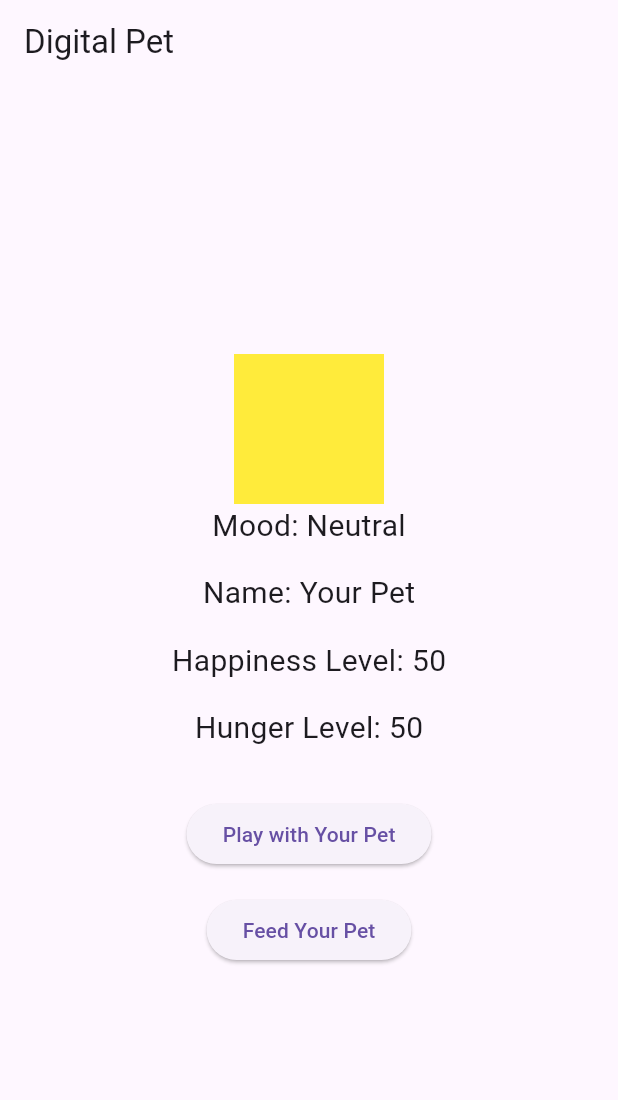
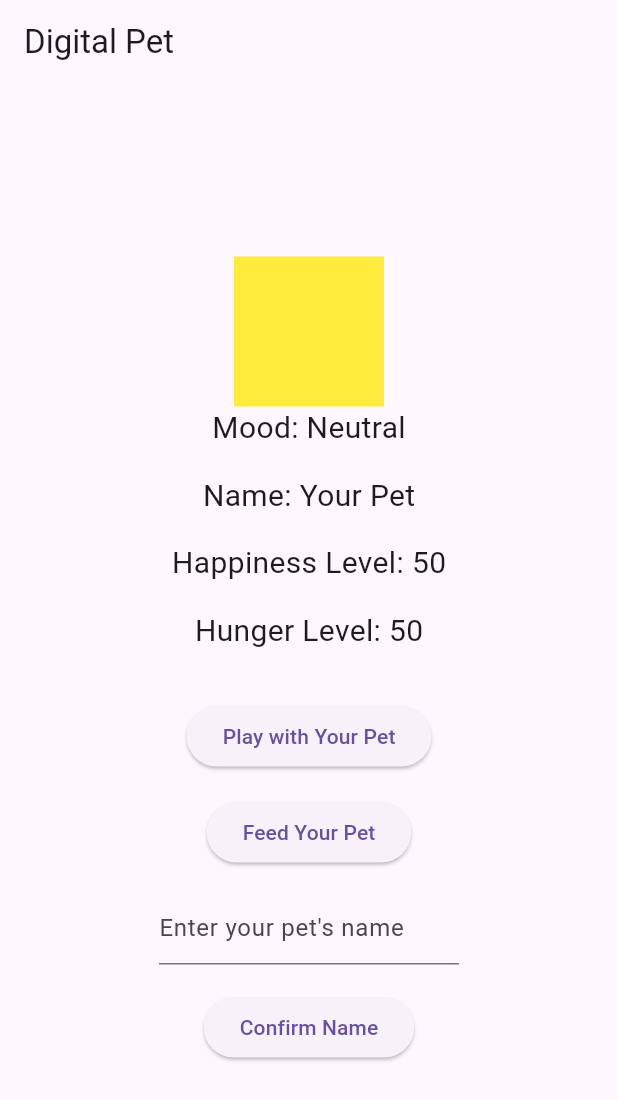
Before and after one commit to SunwooDua/pet, a Flutter app: the screen it shows after launch, on a phone screen of 412 x 824 dp. Shown: the top 1100 px of the screen. Run offline on Flutter 3.47's test engine with Material 3 defaults, Android fonts, the phone set to English and light mode, and no system bars.

Commit message:
added change pet name

```diff
--- a/lib/main.dart
+++ b/lib/main.dart
@@ -15,6 +15,8 @@ class _DigitalPetAppState extends State<DigitalPetApp> {
   String petName = "Your Pet";
   int happinessLevel = 50;
   int hungerLevel = 50;
+  TextEditingController petNameController = TextEditingController();
+
 // Function to increase happiness and update hunger when playing with the pet
   void _playWithPet() {
     setState(() {
@@ -69,6 +71,13 @@ class _DigitalPetAppState extends State<DigitalPetApp> {
     }
   }
 
+  void _setPetName() {
+    setState(() {
+      petName =
+          petNameController.text.isEmpty ? "Your Pet" : petNameController.text;
+    });
+  }
+
   @override
   Widget build(BuildContext context) {
     return Scaffold(
@@ -115,6 +124,22 @@ class _DigitalPetAppState extends State<DigitalPetApp> {
               onPressed: _feedPet,
               child: Text('Feed Your Pet'),
             ),
+            SizedBox(height: 16.0),
+            Container(
+              width: 200,
+              height: 50,
+              child: TextField(
+                controller: petNameController,
+                decoration: InputDecoration(
+                  hintText: 'Enter your pet\'s name',
+                ),
+              ),
+            ),
+            SizedBox(height: 16.0),
+            ElevatedButton(
+              onPressed: _setPetName,
+              child: Text('Confirm Name'),
+            ),
           ],
         ),
       ),
```
